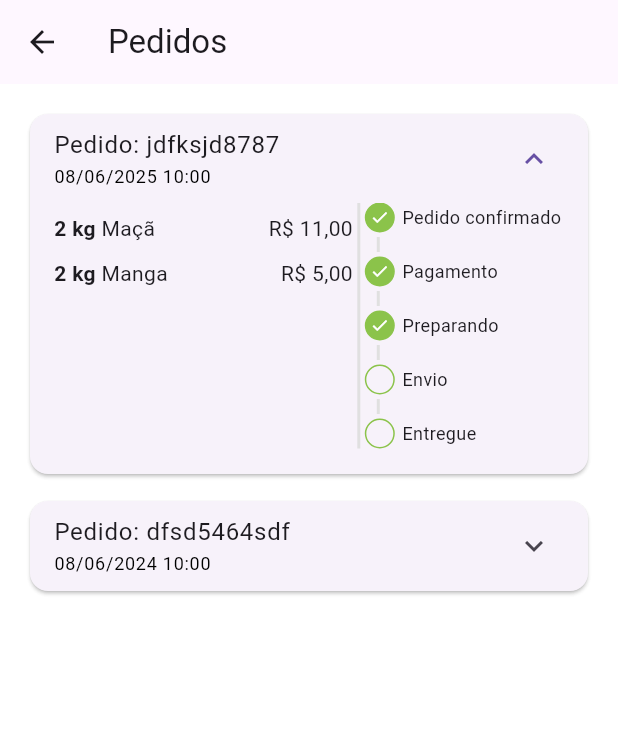
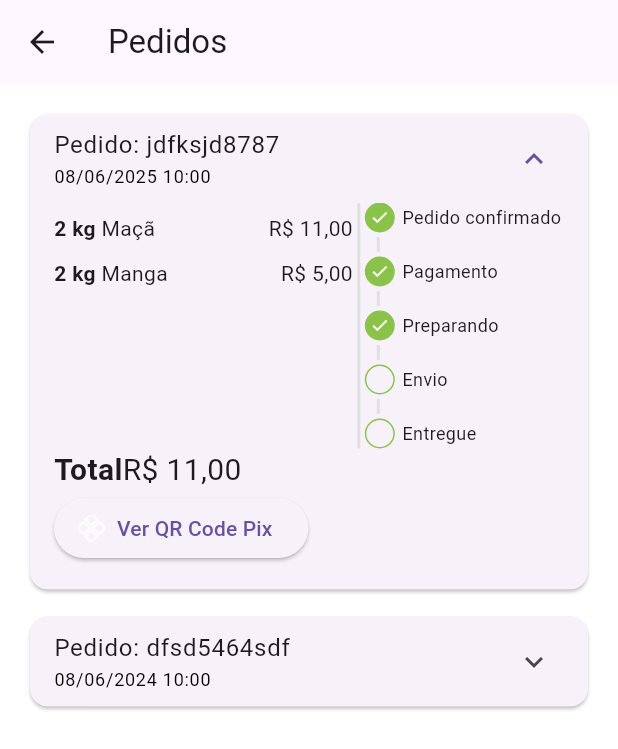
Before and after one commit to GabrielsFelix-utp/flutter_application_1, a Flutter app: the OdersTab screen opened directly, after a tap on an icon or button, on a phone screen of 412 x 824 dp. Shown: the top 749 px of the screen. Run offline on Flutter 3.47's test engine with Material 3 defaults, Android fonts, the phone set to English and light mode, and no system bars; our stand-ins replace animated_text_kit, mask_text_input_formatter.

Commit message:
Botão Pix

```diff
--- a/lib/src/auth/Pages/orders/components/order_tile.dart
+++ b/lib/src/auth/Pages/orders/components/order_tile.dart
@@ -37,6 +37,7 @@ class OrderTile extends StatelessWidget {
             ],
           ),
           childrenPadding: const EdgeInsets.fromLTRB(16, 0, 16, 16),
+          expandedCrossAxisAlignment: CrossAxisAlignment.start,
           children: [
             IntrinsicHeight(
               child: Row(
@@ -74,7 +75,42 @@ class OrderTile extends StatelessWidget {
                   ),
                 ],
               ),
-            )
+            ),
+            //Total
+            Text.rich(
+              TextSpan(
+                style: const TextStyle(
+                  fontSize: 20,
+                ),
+                children: [
+                  const TextSpan(
+                    text: 'Total',
+                    style: TextStyle(
+                      fontWeight: FontWeight.bold,
+                    ),
+                  ),
+                  TextSpan(
+                    text: utilsServices.priceToCurrency(order.total),
+                  ),
+                ],
+              ),
+            ),
+
+            //Botão Pagamento
+
+            ElevatedButton.icon(
+              style: ElevatedButton.styleFrom(
+                shape: RoundedRectangleBorder(
+                  borderRadius: BorderRadius.circular(20),
+                ),
+              ),
+              onPressed: () {},
+              icon: Image.asset(
+                'assets/app_images/pix.png',
+                height: 18,
+              ),
+              label: const Text('Ver QR Code Pix'),
+            ),
           ],
         ),
       ),
--- a/pubspec.yaml
+++ b/pubspec.yaml
@@ -65,6 +65,7 @@ flutter:
   # To add assets to your application, add an assets section, like this:
   assets:
     - assets/fruits/
+    - assets/app_images/
   #   - images/a_dot_ham.jpeg
 
   # An image asset can refer to one or more resolution-specific "variants", see
```
Also changed, not shown: assets/app_images/pix.png (added).
